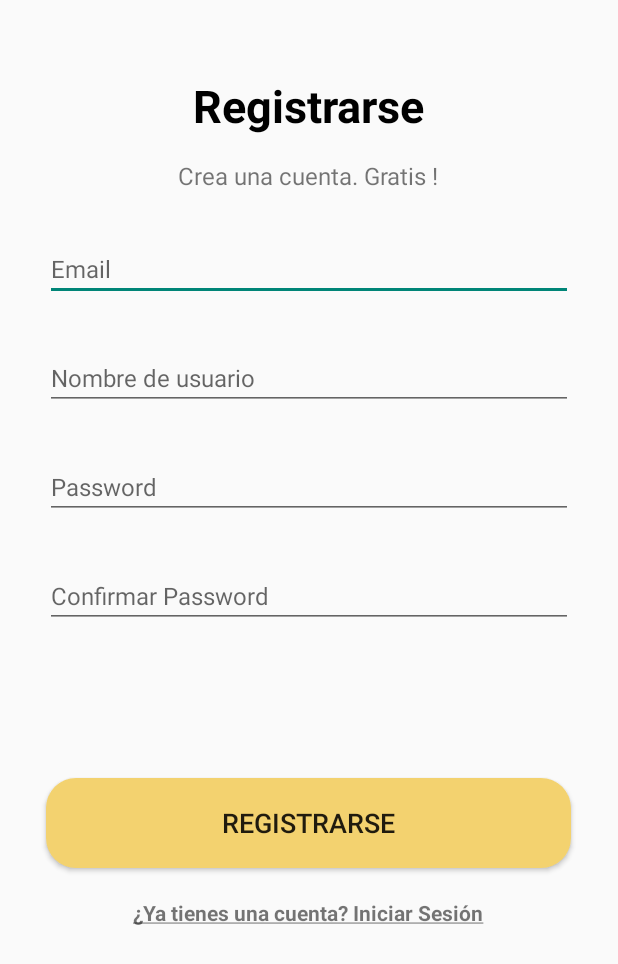
After one commit to rey4800/App-Restaurant-IGF, an Android app: the RegisterActivity screen opened directly, with no data from a screen before it, on a phone screen of 412 x 824 dp. The commit adds this screen. Shown: the top 964 px of the screen. Run offline under Robolectric (Android 15) with nearby library versions, the phone set to English and light mode, and no system bars.

Commit message:
Disenio del login, registrarse terminado

```diff
--- /dev/null
+++ b/app/src/main/java/com/example/app_restaurant/RegisterActivity.java
@@ -0,0 +1,14 @@
+package com.example.app_restaurant;
+
+import androidx.appcompat.app.AppCompatActivity;
+
+import android.os.Bundle;
+
+public class RegisterActivity extends AppCompatActivity {
+
+    @Override
+    protected void onCreate(Bundle savedInstanceState) {
+        super.onCreate(savedInstanceState);
+        setContentView(R.layout.activity_register);
+    }
+}
--- a/app/src/main/res/drawable/mybutton.xml
+++ b/app/src/main/res/drawable/mybutton.xml
@@ -1,5 +1,5 @@
 <?xml version="1.0" encoding="utf-8"?>
-
+<!--Archivo para modificar el boton y colocar radius button -->
 <selector xmlns:android="http://schemas.android.com/apk/res/android" >
     <item android:state_pressed="true" >
         <shape android:shape="rectangle"  >
--- /dev/null
+++ b/app/src/main/res/layout/activity_register.xml
@@ -0,0 +1,87 @@
+<?xml version="1.0" encoding="utf-8"?>
+<LinearLayout xmlns:android="http://schemas.android.com/apk/res/android"
+    xmlns:app="http://schemas.android.com/apk/res-auto"
+    xmlns:tools="http://schemas.android.com/tools"
+    android:layout_width="match_parent"
+    android:layout_height="match_parent"
+    tools:context=".MainActivity"
+    android:orientation="vertical"
+    android:gravity="center_horizontal"
+    android:paddingTop="50dp">
+
+
+
+    <TextView
+        android:layout_width="wrap_content"
+        android:layout_height="wrap_content"
+        android:text="Registrarse"
+        android:textSize="30sp"
+        android:textColor="#000"
+        android:textStyle="bold" />
+
+    <TextView
+        android:layout_width="wrap_content"
+        android:layout_height="wrap_content"
+        android:text="Crea una cuenta. Gratis !"
+        android:gravity="center"
+        android:layout_marginTop="15dp"
+        android:textSize="16dp" />
+
+    <EditText
+        android:layout_width="match_parent"
+        android:layout_height="wrap_content"
+        android:hint="Email"
+        android:inputType="textEmailAddress"
+        android:textSize="16dp"
+        android:layout_marginTop="30dp"
+        android:layout_marginRight="30dp"
+        android:layout_marginLeft="30dp" />
+    <EditText
+        android:layout_width="match_parent"
+        android:layout_height="wrap_content"
+        android:hint="Nombre de usuario"
+        android:inputType="text"
+        android:textSize="16dp"
+        android:layout_marginTop="30dp"
+        android:layout_marginRight="30dp"
+        android:layout_marginLeft="30dp" />
+
+    <EditText
+        android:layout_width="match_parent"
+        android:layout_height="wrap_content"
+        android:hint="Password"
+        android:inputType="textPassword"
+        android:textSize="16dp"
+        android:layout_marginTop="30dp"
+        android:layout_marginRight="30dp"
+        android:layout_marginLeft="30dp" />
+    <EditText
+        android:layout_width="match_parent"
+        android:layout_height="wrap_content"
+        android:hint="Confirmar Password"
+        android:inputType="textPassword"
+        android:textSize="16dp"
+        android:layout_marginTop="30dp"
+        android:layout_marginRight="30dp"
+        android:layout_marginLeft="30dp" />
+
+    <Button
+        android:layout_width="350dp"
+        android:layout_height="60dp"
+        android:layout_marginTop="100dp"
+        android:background="@drawable/mybutton"
+        android:text="Registrarse"
+        android:textSize="18sp" />
+    <TextView
+        android:layout_width="wrap_content"
+        android:layout_height="wrap_content"
+        android:text="@string/yatieneCuenta"
+        android:layout_marginTop="20dp"
+        android:textSize="14sp"
+        android:textStyle="bold" />
+
+
+
+
+
+</LinearLayout>
--- a/app/src/main/res/values/strings.xml
+++ b/app/src/main/res/values/strings.xml
@@ -1,3 +1,6 @@
 <resources>
     <string name="app_name">App-Restaurant</string>
+    <string name="tieneCuenta"><u>¿No tienes una cuenta? Registrarse</u></string>
+    <string name="yatieneCuenta"><u>¿Ya tienes una cuenta? Iniciar Sesión</u></string>
+
 </resources>
```
Also changed, not shown: app/src/main/AndroidManifest.xml (+10 -2 lines), app/src/main/java/com/example/app_restaurant/Login.java (added, +14 -0 lines), app/src/main/java/com/example/app_restaurant/MainActivity.java (+21 -0 lines), app/src/main/res/layout/activity_login.xml (added, +74 -0 lines), app/src/main/res/layout/activity_main.xml (+8 -6 lines), app/src/main/res/drawable-v24/caf.PNG (deleted), app/src/main/res/drawable-v24/manos.PNG (deleted), app/src/main/res/drawable-v24/rest.PNG (deleted), app/src/main/res/drawable/manos.PNG (added), app/src/main/res/drawable/restau.png (added).
